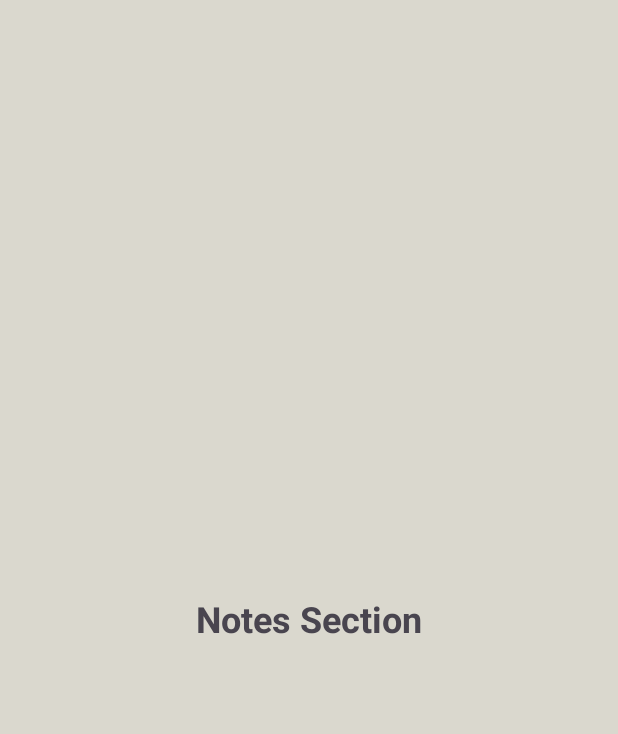
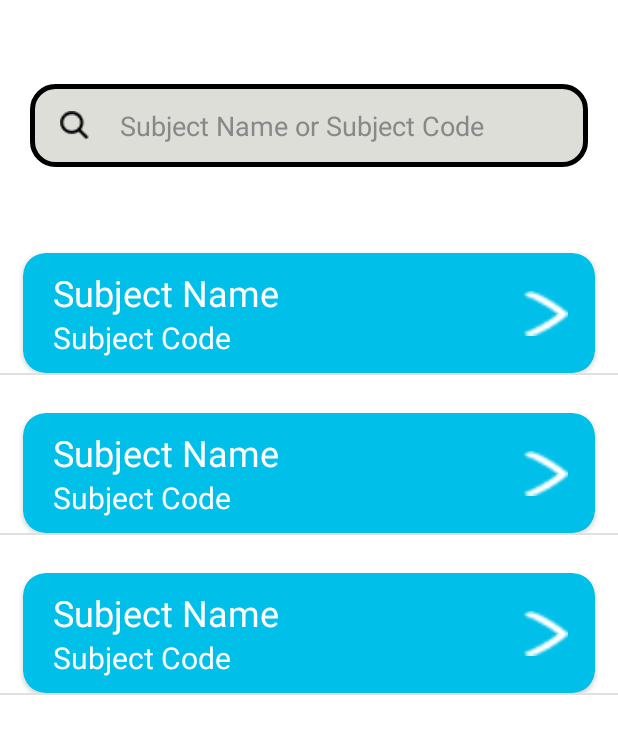
Before and after one commit to Vaibhavbansal15/JIIT-StudySync, an Android app: the layout fragment_notes_page.xml on its own in the app's theme, with its tools: preview values and no code run, on a phone screen of 412 x 824 dp. Shown: the top 734 px of the screen. Run offline under Robolectric (Android 15) with nearby library versions, the light colour scheme and no system bars.

Commit message:
created PYQ and Noted fragments

```diff
--- a/JIITStudySync/app/src/main/java/com/minorproject/jiitstudysync/UserDashboard.kt
+++ b/JIITStudySync/app/src/main/java/com/minorproject/jiitstudysync/UserDashboard.kt
@@ -22,7 +22,6 @@ class UserDashboard : AppCompatActivity() {
         super.onCreate(savedInstanceState)
         enableEdgeToEdge()
         setContentView(binding.root)
-//        replaceFragment(Home())
 
         auth = FirebaseAuth.getInstance()
         binding.logoutBtn.setOnClickListener {
@@ -42,7 +41,7 @@ class UserDashboard : AppCompatActivity() {
                 R.id.notesSection -> replaceFragment(NotesPage())
 
                 else -> {
-
+                    return@setOnItemSelectedListener false
                 }
             }
             true
--- /dev/null
+++ b/JIITStudySync/app/src/main/res/layout/custom_subject_list.xml
@@ -0,0 +1,60 @@
+<?xml version="1.0" encoding="utf-8"?>
+<androidx.constraintlayout.widget.ConstraintLayout xmlns:android="http://schemas.android.com/apk/res/android"
+    xmlns:app="http://schemas.android.com/apk/res-auto"
+    android:layout_width="match_parent"
+    android:layout_height="match_parent">
+
+    <androidx.cardview.widget.CardView
+        android:layout_width="match_parent"
+        android:layout_height="wrap_content"
+        android:layout_marginTop="25dp"
+        android:layout_marginStart="15dp"
+        android:layout_marginEnd="15dp"
+        app:cardCornerRadius="15dp"
+        android:backgroundTint="@color/Primary"
+        app:layout_constraintEnd_toEndOf="parent"
+        app:layout_constraintStart_toStartOf="parent"
+        app:layout_constraintTop_toTopOf="parent">
+
+        <androidx.constraintlayout.widget.ConstraintLayout
+            android:layout_width="match_parent"
+            android:layout_height="wrap_content">
+
+            <TextView
+                android:id="@+id/textView2"
+                android:layout_width="wrap_content"
+                android:layout_height="wrap_content"
+                android:layout_marginTop="10dp"
+                android:layout_marginStart="20dp"
+                android:text="Subject Name"
+                android:textColor="@color/white"
+                android:textSize="24sp"
+                app:layout_constraintStart_toStartOf="parent"
+                app:layout_constraintTop_toTopOf="parent" />
+
+            <TextView
+                android:id="@+id/textView"
+                android:layout_width="wrap_content"
+                android:layout_height="wrap_content"
+                android:layout_marginBottom="10dp"
+                android:layout_marginStart="20dp"
+                android:text="Subject Code"
+                android:textColor="@color/white"
+                android:textSize="20sp"
+                app:layout_constraintBottom_toBottomOf="parent"
+                app:layout_constraintStart_toStartOf="parent"
+                app:layout_constraintTop_toBottomOf="@+id/textView2" />
+
+            <ImageView
+                android:layout_width="30dp"
+                android:layout_height="30dp"
+                android:layout_margin="18dp"
+                android:src="@drawable/right_arrow_icon"
+                app:layout_constraintBottom_toBottomOf="parent"
+                app:layout_constraintEnd_toEndOf="parent"
+                app:layout_constraintTop_toTopOf="parent" />
+
+        </androidx.constraintlayout.widget.ConstraintLayout>
+    </androidx.cardview.widget.CardView>
+
+</androidx.constraintlayout.widget.ConstraintLayout>
--- a/JIITStudySync/app/src/main/res/layout/fragment_notes_page.xml
+++ b/JIITStudySync/app/src/main/res/layout/fragment_notes_page.xml
@@ -4,26 +4,42 @@
     xmlns:tools="http://schemas.android.com/tools"
     android:layout_width="match_parent"
     android:layout_height="match_parent"
-    android:background="@color/HintColor"
+    android:background="@color/white"
     tools:context=".NotesPage">
 
     <androidx.constraintlayout.widget.ConstraintLayout
         android:layout_width="match_parent"
         android:layout_height="match_parent">
 
-        <TextView
-            android:layout_width="wrap_content"
-            android:layout_height="wrap_content"
-            android:text="Notes Section"
-            android:textAlignment="center"
-            android:textColorHint="@color/black"
-            android:textSize="24sp"
-            android:textStyle="bold"
-            app:layout_constraintBottom_toBottomOf="parent"
+        <EditText
+            android:id="@+id/notesSearchBar"
+            android:layout_width="match_parent"
+            android:layout_height="55dp"
+            android:layout_marginStart="20dp"
+            android:layout_marginTop="56dp"
+            android:layout_marginEnd="20dp"
+            android:background="@drawable/custom_upload_edittext"
+            android:drawableStart="@drawable/search_icon"
+            android:drawablePadding="20dp"
+            android:hint="Subject Name or Subject Code"
+            android:textColorHint="@color/HintColor2"
+            android:textColor="@color/black"
             app:layout_constraintEnd_toEndOf="parent"
             app:layout_constraintStart_toStartOf="parent"
             app:layout_constraintTop_toTopOf="parent" />
 
+        <ListView
+            android:id="@+id/pyqList"
+            android:layout_width="0dp"
+            android:layout_height="0dp"
+            android:layout_marginTop="32dp"
+            android:layout_marginBottom="12dp"
+            app:layout_constraintBottom_toBottomOf="parent"
+            app:layout_constraintEnd_toEndOf="parent"
+            app:layout_constraintStart_toStartOf="parent"
+            app:layout_constraintTop_toBottomOf="@+id/notesSearchBar"
+            tools:listitem="@layout/custom_subject_list" />
+
     </androidx.constraintlayout.widget.ConstraintLayout>
 
 </FrameLayout>
```
Also changed, not shown: JIITStudySync/app/src/main/res/layout/activity_user_dashboard.xml (+4 -3 lines), JIITStudySync/app/src/main/res/layout/fragment_pyq_page.xml (+26 -10 lines), JIITStudySync/app/src/main/res/drawable/right_arrow_icon.png (added), JIITStudySync/app/src/main/res/drawable/search_icon.png (added).
